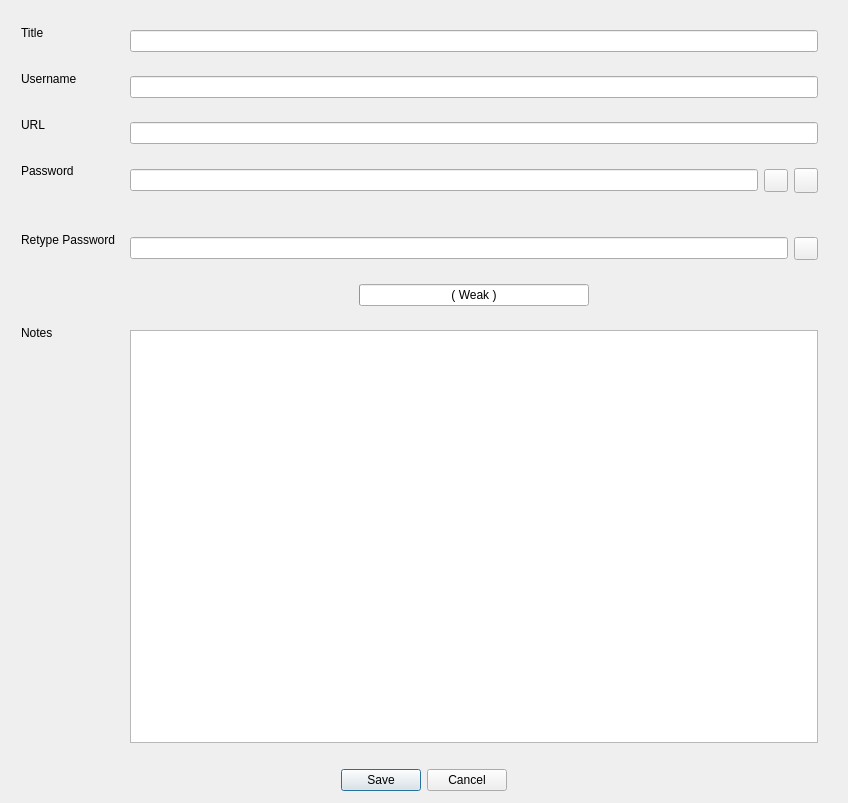
Above: ui/ui/entry_editor.ui from tywoodd/password-manager before the change. Below: the same form after it.
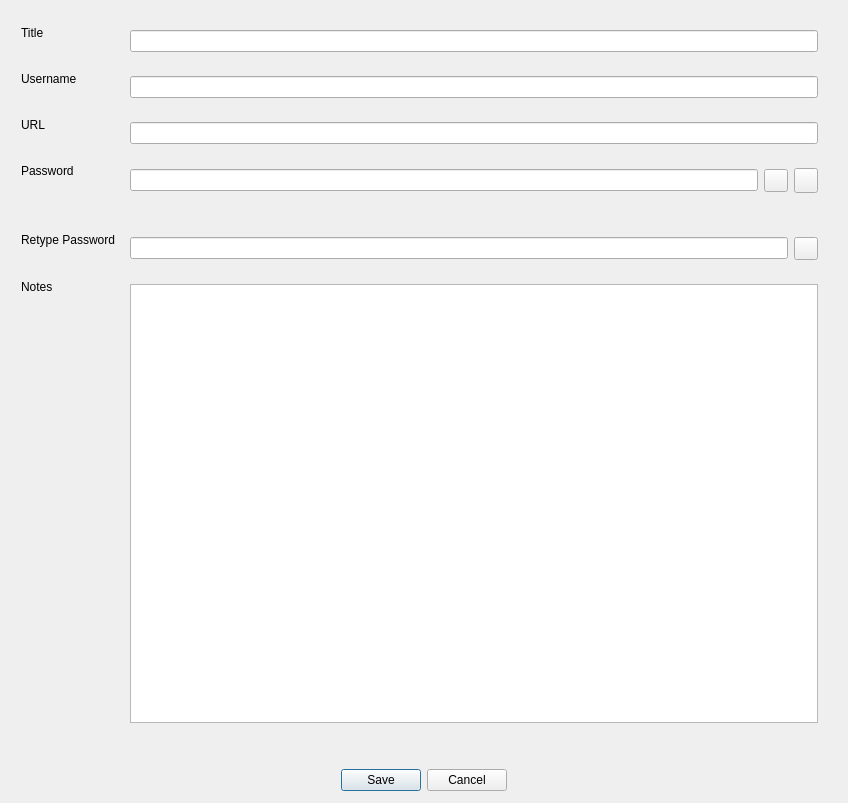
That is the form after the change. Icons and pictures are not drawn.

Commit message: Add feature to copy cells on double click. Add view password toggle in Entry Dialogs. Add password generator in Entry Dialog. Add status bar to Main Window.

Patch:
```diff
--- a/ui/ui/entry_editor.ui
+++ b/ui/ui/entry_editor.ui
@@ -41,6 +41,15 @@
           </property>
          </widget>
         </item>
+        <item row="0" column="1">
+         <widget class="QWidget" name="titleWidget" native="true">
+          <layout class="QHBoxLayout" name="horizontalLayout_6">
+           <item>
+            <widget class="QLineEdit" name="titleEdit"/>
+           </item>
+          </layout>
+         </widget>
+        </item>
         <item row="1" column="0">
          <widget class="QLabel" name="usernameLabel">
           <property name="text">
@@ -48,6 +57,15 @@
           </property>
          </widget>
         </item>
+        <item row="1" column="1">
+         <widget class="QWidget" name="usernameWidget" native="true">
+          <layout class="QHBoxLayout" name="horizontalLayout_5">
+           <item>
+            <widget class="QLineEdit" name="usernameEdit"/>
+           </item>
+          </layout>
+         </widget>
+        </item>
         <item row="2" column="0">
          <widget class="QLabel" name="uRLLabel">
           <property name="text">
@@ -55,6 +73,15 @@
           </property>
          </widget>
         </item>
+        <item row="2" column="1">
+         <widget class="QWidget" name="uRLWidget" native="true">
+          <layout class="QHBoxLayout" name="horizontalLayout_4">
+           <item>
+            <widget class="QLineEdit" name="uRLEdit"/>
+           </item>
+          </layout>
+         </widget>
+        </item>
         <item row="3" column="0">
          <widget class="QLabel" name="passwordLabel">
           <property name="text">
@@ -116,105 +143,16 @@
           </layout>
          </widget>
         </item>
-        <item row="7" column="0">
-         <widget class="QLabel" name="strengthLabel">
+        <item row="4" column="1">
+         <widget class="QLabel" name="passwordHintLabel">
           <property name="text">
            <string/>
           </property>
-         </widget>
-        </item>
-        <item row="7" column="1">
-         <widget class="QWidget" name="strengthWidget" native="true">
-          <layout class="QHBoxLayout" name="horizontalLayout_3">
-           <item>
-            <spacer name="horizontalSpacer_2">
-             <property name="orientation">
-              <enum>Qt::Orientation::Horizontal</enum>
-             </property>
-             <property name="sizeHint" stdset="0">
-              <size>
-               <width>40</width>
-               <height>20</height>
-              </size>
-             </property>
-            </spacer>
-           </item>
-           <item>
-            <widget class="QProgressBar" name="progressBar">
-             <property name="value">
-              <number>0</number>
-             </property>
-             <property name="format">
-              <string>( Weak )</string>
-             </property>
-            </widget>
-           </item>
-           <item>
-            <spacer name="horizontalSpacer">
-             <property name="orientation">
-              <enum>Qt::Orientation::Horizontal</enum>
-             </property>
-             <property name="sizeHint" stdset="0">
-              <size>
-               <width>40</width>
-               <height>20</height>
-              </size>
-             </property>
-            </spacer>
-           </item>
-          </layout>
-         </widget>
-        </item>
-        <item row="8" column="0">
-         <widget class="QLabel" name="notesLabel">
-          <property name="text">
-           <string>Notes</string>
+          <property name="alignment">
+           <set>Qt::AlignmentFlag::AlignCenter</set>
           </property>
          </widget>
         </item>
-        <item row="8" column="1">
-         <widget class="QWidget" name="notesWidget" native="true">
-          <layout class="QHBoxLayout" name="horizontalLayout">
-           <item>
-            <widget class="QTextEdit" name="notesEdit">
-             <property name="minimumSize">
-              <size>
-               <width>0</width>
-               <height>375</height>
-              </size>
-             </property>
-            </widget>
-           </item>
-          </layout>
-         </widget>
-        </item>
-        <item row="2" column="1">
-         <widget class="QWidget" name="uRLWidget" native="true">
-          <layout class="QHBoxLayout" name="horizontalLayout_4">
-           <item>
-            <widget class="QLineEdit" name="uRLEdit"/>
-           </item>
-          </layout>
-         </widget>
-        </item>
-        <item row="1" column="1">
-         <widget class="QWidget" name="usernameWidget" native="true">
-          <layout class="QHBoxLayout" name="horizontalLayout_5">
-           <item>
-            <widget class="QLineEdit" name="usernameEdit"/>
-           </item>
-          </layout>
-         </widget>
-        </item>
-        <item row="0" column="1">
-         <widget class="QWidget" name="titleWidget" native="true">
-          <layout class="QHBoxLayout" name="horizontalLayout_6">
-           <item>
-            <widget class="QLineEdit" name="titleEdit"/>
-           </item>
-          </layout>
-         </widget>
-        </item>
         <item row="5" column="0">
          <widget class="QLabel" name="retypePasswordLabel">
           <property name="text">
@@ -233,7 +171,7 @@
             </widget>
            </item>
            <item>
-            <widget class="QToolButton" name="toolButton">
+            <widget class="QToolButton" name="togglePwdButton2">
              <property name="text">
               <string/>
              </property>
@@ -246,13 +184,33 @@
           </layout>
          </widget>
         </item>
-        <item row="4" column="1">
-         <widget class="QLabel" name="passwordHintLabel">
+        <item row="7" column="0">
+         <widget class="QLabel" name="strengthLabel">
           <property name="text">
            <string/>
           </property>
-          <property name="alignment">
-           <set>Qt::AlignmentFlag::AlignCenter</set>
+         </widget>
+        </item>
+        <item row="6" column="1">
+         <widget class="QWidget" name="notesWidget" native="true">
+          <layout class="QHBoxLayout" name="horizontalLayout">
+           <item>
+            <widget class="QTextEdit" name="notesEdit">
+             <property name="minimumSize">
+              <size>
+               <width>0</width>
+               <height>375</height>
+              </size>
+             </property>
+            </widget>
+           </item>
+          </layout>
+         </widget>
+        </item>
+        <item row="6" column="0">
+         <widget class="QLabel" name="notesLabel">
+          <property name="text">
+           <string>Notes</string>
           </property>
          </widget>
         </item>
```
Left out of the diff: 2 changed lines with no effect on the pictures. The commit also changes 18 other files.
